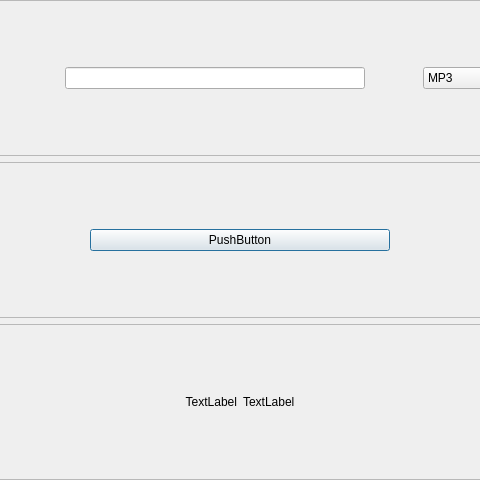
The window that interface/mainWindow.ui (MateuszPason/Youtube-Downloader) describes before a commit, drawn with Qt 5; both pictures show x 105 to 585 and y 0 to 480 of the 690 by 480 pixel window.
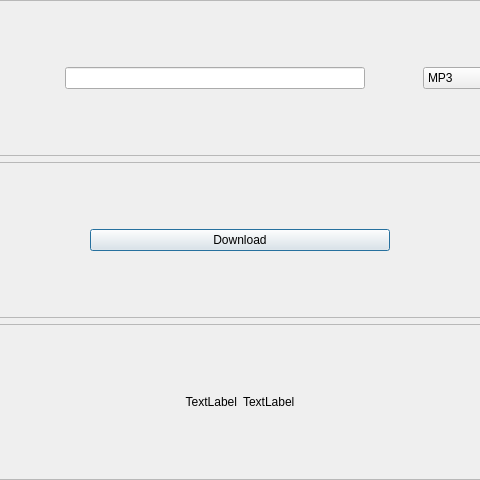
The same window after the commit.

Commit message: Function split (download and convert)

The edit to the form file:
```diff
--- a/interface/mainWindow.ui
+++ b/interface/mainWindow.ui
@@ -111,7 +111,7 @@
          </size>
         </property>
         <property name="text">
-         <string>PushButton</string>
+         <string>Download</string>
         </property>
        </widget>
       </item>
```
Left out of the diff: 6 changed lines with no effect on the pictures. The commit also changes 1 other file.
